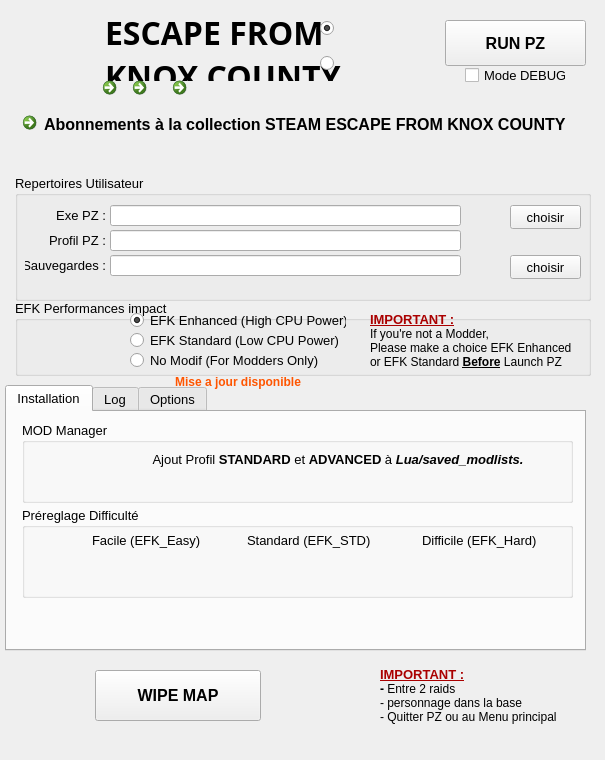
Before: the Qt Designer form principale.ui in ChristopheTdn/EFK-Launcher, drawn with Qt 5.
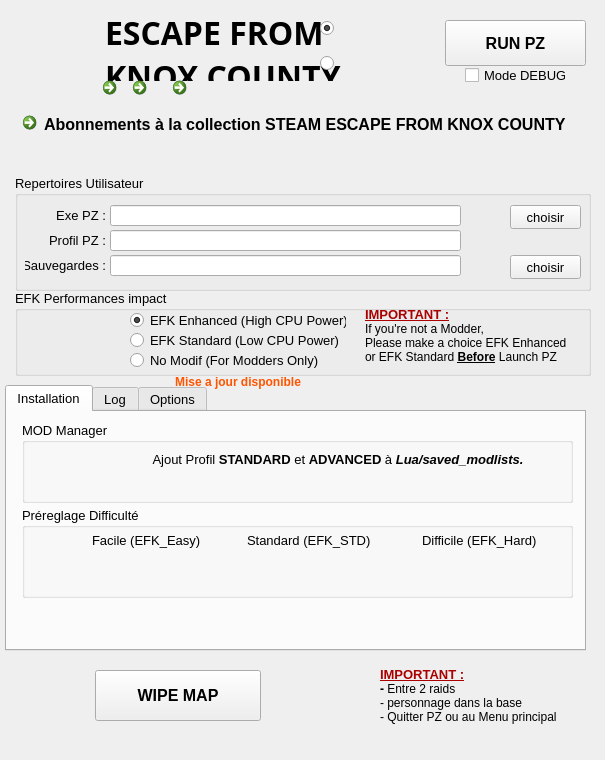
After: the same form once the commit is applied. Icons and pictures are not drawn.

What changed in the file:
```diff
--- a/principale.ui
+++ b/principale.ui
@@ -444,7 +444,7 @@
       <x>15</x>
       <y>175</y>
       <width>576</width>
-      <height>126</height>
+      <height>116</height>
      </rect>
     </property>
     <property name="title">
@@ -986,9 +986,9 @@
     <property name="geometry">
      <rect>
       <x>15</x>
-      <y>300</y>
+      <y>290</y>
       <width>576</width>
-      <height>76</height>
+      <height>86</height>
      </rect>
     </property>
     <property name="title">
@@ -998,7 +998,7 @@
      <property name="geometry">
       <rect>
        <x>115</x>
-       <y>30</y>
+       <y>40</y>
        <width>216</width>
        <height>20</height>
       </rect>
@@ -1011,7 +1011,7 @@
      <property name="geometry">
       <rect>
        <x>115</x>
-       <y>10</y>
+       <y>20</y>
        <width>216</width>
        <height>20</height>
       </rect>
@@ -1046,7 +1046,7 @@
      <property name="geometry">
       <rect>
        <x>115</x>
-       <y>50</y>
+       <y>60</y>
        <width>216</width>
        <height>20</height>
       </rect>
@@ -1058,8 +1058,8 @@
     <widget class="QLabel" name="label_alert">
      <property name="geometry">
       <rect>
-       <x>355</x>
-       <y>5</y>
+       <x>350</x>
+       <y>10</y>
        <width>206</width>
        <height>71</height>
       </rect>
@@ -1078,8 +1078,8 @@
     <widget class="QLabel" name="label_SignAlert">
      <property name="geometry">
       <rect>
-       <x>330</x>
-       <y>15</y>
+       <x>325</x>
+       <y>25</y>
        <width>21</width>
        <height>51</height>
       </rect>
```
